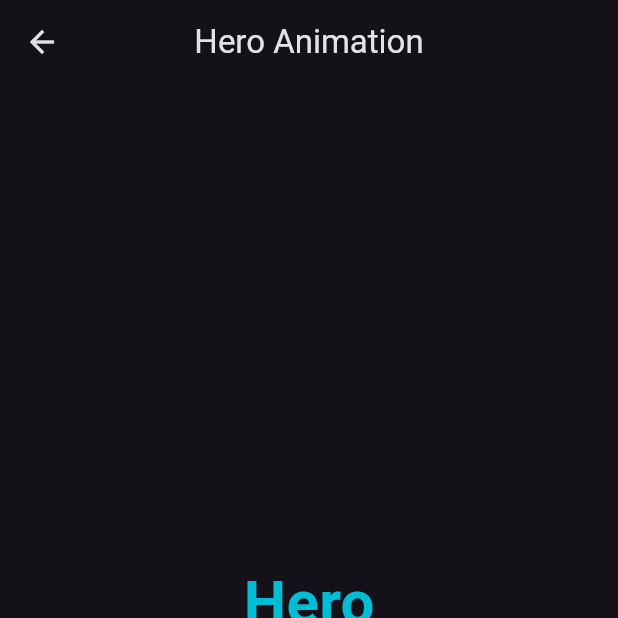
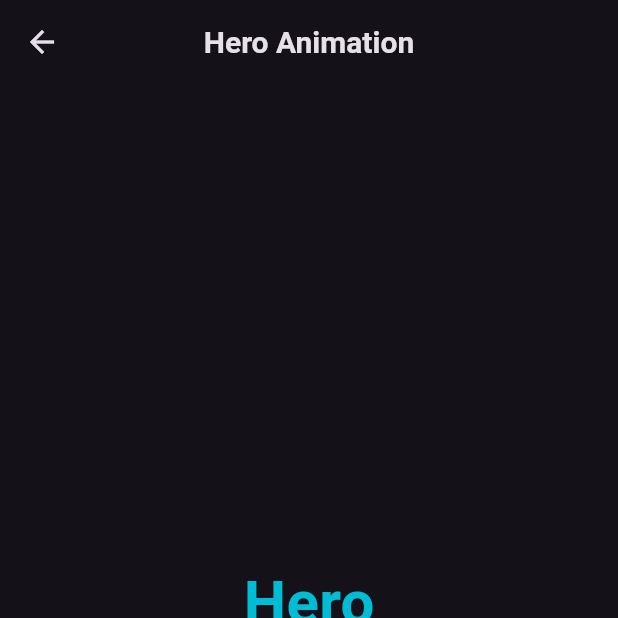
Before and after one commit to MohamedGamal3594/animation_app, a Flutter app: the HeroDetails screen opened by its route, on a phone screen of 412 x 824 dp, the top half of it. Run offline on Flutter 3.47's test engine with Material 3 defaults, Android fonts, the phone set to English and light mode, and no system bars; our stand-ins replace device_preview.

Commit message:
final commit

```diff
--- a/lib/pages/hero_details.dart
+++ b/lib/pages/hero_details.dart
@@ -7,7 +7,13 @@ class HeroDetails extends StatelessWidget {
   Widget build(BuildContext context) {
     return Scaffold(
       appBar: AppBar(
-        title: const Text('Hero Animation'),
+        title: const Text(
+          'Hero Animation',
+          style: TextStyle(
+            fontSize: 20,
+            fontWeight: FontWeight.bold,
+          ),
+        ),
         centerTitle: true,
       ),
       body: const Hero(
```
